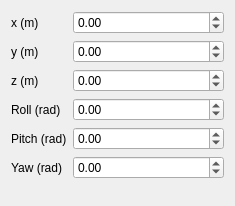
First picture: the form in widget/src/transform_guess.ui, repository ros-industrial/industrial_calibration, before the edit.
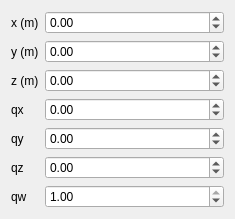
Second picture: the form after the edit.

Commit message: Updated transform guess to use quaternion

```diff
--- a/widget/src/transform_guess.ui
+++ b/widget/src/transform_guess.ui
@@ -74,51 +74,83 @@
    <item row="3" column="0">
     <widget class="QLabel" name="label_3">
      <property name="text">
-      <string>Roll (rad)</string>
+      <string>qx</string>
      </property>
     </widget>
    </item>
    <item row="3" column="1">
     <widget class="QDoubleSpinBox" name="rollDoubleSpinBox">
      <property name="minimum">
-      <double>-1000000000.000000000000000</double>
+      <double>-1.000000000000000</double>
      </property>
      <property name="maximum">
-      <double>1000000000.000000000000000</double>
+      <double>1.000000000000000</double>
+     </property>
+     <property name="singleStep">
+      <double>0.010000000000000</double>
      </property>
     </widget>
    </item>
    <item row="4" column="0">
     <widget class="QLabel" name="label_4">
      <property name="text">
-      <string>Pitch (rad)</string>
+      <string>qy</string>
      </property>
     </widget>
    </item>
    <item row="4" column="1">
     <widget class="QDoubleSpinBox" name="pitchDoubleSpinBox">
      <property name="minimum">
-      <double>-1000000000.000000000000000</double>
+      <double>-1.000000000000000</double>
      </property>
      <property name="maximum">
-      <double>1000000000.000000000000000</double>
+      <double>1.000000000000000</double>
+     </property>
+     <property name="singleStep">
+      <double>0.010000000000000</double>
      </property>
     </widget>
    </item>
    <item row="5" column="0">
     <widget class="QLabel" name="label_5">
      <property name="text">
-      <string>Yaw (rad)</string>
+      <string>qz</string>
      </property>
     </widget>
    </item>
    <item row="5" column="1">
     <widget class="QDoubleSpinBox" name="yawDoubleSpinBox">
      <property name="minimum">
-      <double>-1000000000.000000000000000</double>
+      <double>-1.000000000000000</double>
      </property>
      <property name="maximum">
-      <double>1000000000.000000000000000</double>
+      <double>1.000000000000000</double>
+     </property>
+     <property name="singleStep">
+      <double>0.010000000000000</double>
+     </property>
+    </widget>
+   </item>
+   <item row="6" column="0">
+    <widget class="QLabel" name="label_7">
+     <property name="text">
+      <string>qw</string>
+     </property>
+    </widget>
+   </item>
+   <item row="6" column="1">
+    <widget class="QDoubleSpinBox" name="double_spin_box_qw">
+     <property name="minimum">
+      <double>-1.000000000000000</double>
+     </property>
+     <property name="maximum">
+      <double>1.000000000000000</double>
+     </property>
+     <property name="singleStep">
+      <double>0.010000000000000</double>
+     </property>
+     <property name="value">
+      <double>1.000000000000000</double>
      </property>
     </widget>
    </item>
```
Left out of the diff: 21 changed lines with no effect on the pictures. The commit also changes 1 other file.
